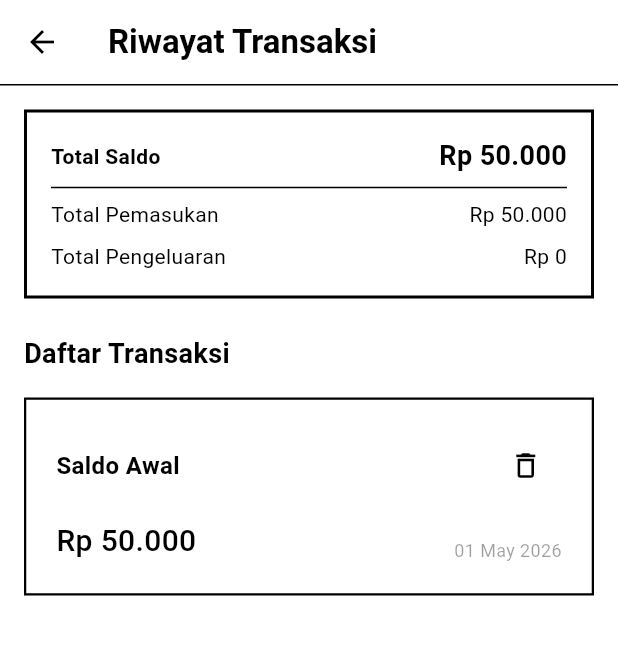
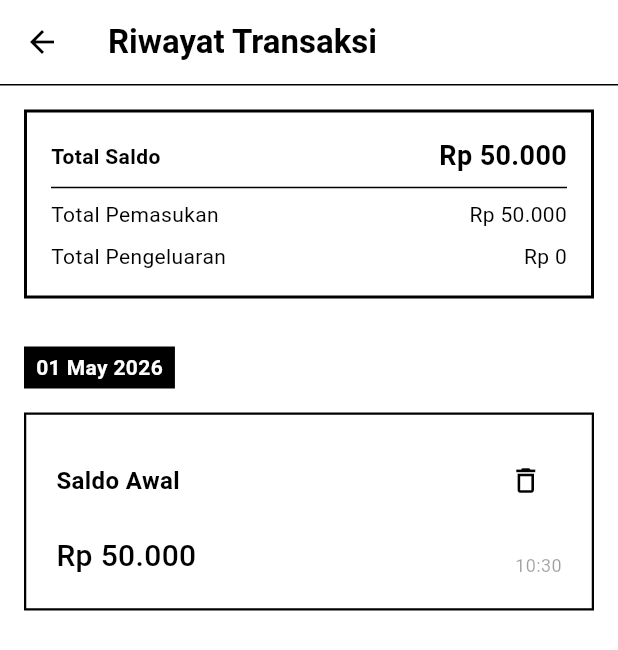
Before and after one commit to hifnikhalid18-lang/Smartkas, a Flutter app: the HistoryScreen screen opened directly, on a phone screen of 412 x 824 dp. Shown: the top 650 px of the screen. Run offline on Flutter 3.47's test engine with Material 3 defaults, Android fonts, the phone set to English and light mode, and no system bars; our stand-ins replace shared_preferences; accounts and stored records are empty.

Commit message:
feat: group transactions by date in history

```diff
--- a/lib/screens/history_screen.dart
+++ b/lib/screens/history_screen.dart
@@ -41,6 +41,18 @@ class HistoryScreen extends StatelessWidget {
           final income = transactionProvider.totalIncome;
           final expense = transactionProvider.totalExpense;
 
+          // Grouping logic
+          final Map<String, List<TransactionModel>> groupedTransactions = {};
+          for (var tx in transactions) {
+            final dateKey = DateFormat('dd MMMM yyyy').format(tx.date);
+            if (!groupedTransactions.containsKey(dateKey)) {
+              groupedTransactions[dateKey] = [];
+            }
+            groupedTransactions[dateKey]!.add(tx);
+          }
+
+          final dateKeys = groupedTransactions.keys.toList();
+
           return Padding(
             padding: const EdgeInsets.all(16.0),
             child: Column(
@@ -63,28 +75,47 @@ class HistoryScreen extends StatelessWidget {
                   ),
                 ),
                 const SizedBox(height: 24),
-                const Text(
-                  'Daftar Transaksi',
-                  style: TextStyle(
-                    color: Colors.black,
-                    fontSize: 18,
-                    fontWeight: FontWeight.bold,
-                  ),
-                ),
-                const SizedBox(height: 16),
+
+                // Daftar Terkelompok
                 Expanded(
                   child: transactions.isEmpty
                       ? const Center(
                           child: Text('Belum ada transaksi'),
                         )
                       : ListView.builder(
-                          itemCount: transactions.length,
+                          itemCount: dateKeys.length,
                           itemBuilder: (context, index) {
-                            final transaction = transactions[index];
+                            final dateKey = dateKeys[index];
+                            final items = groupedTransactions[dateKey]!;
+
+                            return Column(
+                              crossAxisAlignment: CrossAxisAlignment.start,
+                              children: [
+                                // Header Tanggal
+                                Padding(
+                                  padding: const EdgeInsets.symmetric(vertical: 8.0),
+                                  child: Container(
+                                    padding: const EdgeInsets.symmetric(horizontal: 8, vertical: 4),
+                                    decoration: const BoxDecoration(
+                                      color: Colors.black,
+                                    ),
+                                    child: Text(
+                                      dateKey,
+                                      style: const TextStyle(
+                                        color: Colors.white,
+                                        fontWeight: FontWeight.bold,
+                                        fontSize: 14,
+                                      ),
+                                    ),
+                                  ),
+                                ),
+                                const SizedBox(height: 8),
+                                // Daftar Item untuk tanggal tersebut
+                                ...items.map((transaction) {
                                   return TransactionItem(
                                     title: transaction.title,
                                     amount: currencyFormat.format(transaction.amount),
-                              date: DateFormat('dd MMM yyyy').format(transaction.date),
+                                    date: DateFormat('HH:mm').format(transaction.date), // Tampilkan jam saja karena tanggal sudah di header
                                     onDelete: () => _showDeleteDialog(context, transaction),
                                     onTap: () {
                                       Navigator.push(
@@ -97,6 +128,10 @@ class HistoryScreen extends StatelessWidget {
                                         ),
                                       );
                                     },
+                                  );
+                                }).toList(),
+                                const SizedBox(height: 16),
+                              ],
                             );
                           },
                         ),
```
Lines whose indentation alone changed are shown as unchanged.
